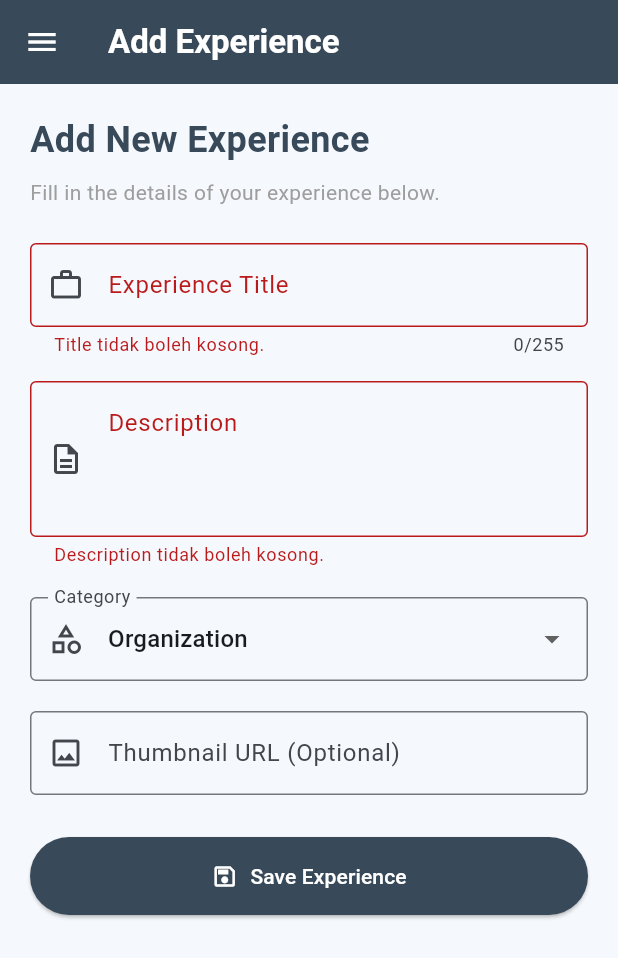
After one commit to RaffaZia/myportofolio_mobile, a Flutter app: the ExperienceFormPage screen opened directly, after a tap on "Save Experience", on a phone screen of 412 x 824 dp. The commit adds this screen. Shown: the top 958 px of the screen. Run offline on Flutter 3.47's test engine with Material 3 defaults, Android fonts, the phone set to English and light mode, and no system bars.

Commit message:
feat: complete experience form for IA8

```diff
--- /dev/null
+++ b/lib/screens/experience_form.dart
@@ -0,0 +1,267 @@
+import 'package:flutter/material.dart';
+import 'package:myportofolio_mobile/widgets/left_drawer.dart';
+
+class ExperienceFormPage extends StatefulWidget {
+  const ExperienceFormPage({super.key});
+
+  @override
+  State<ExperienceFormPage> createState() => _ExperienceFormPageState();
+}
+
+class _ExperienceFormPageState extends State<ExperienceFormPage> {
+  final _formKey = GlobalKey<FormState>();
+
+  String _title = '';
+  String _description = '';
+  String _category = 'organization';
+  String _thumbnail = '';
+
+  final List<Map<String, String>> _categories = [
+    {'value': 'organization', 'label': 'Organization'},
+    {'value': 'committee', 'label': 'Committee'},
+    {'value': 'volunteer', 'label': 'Volunteer'},
+    {'value': 'training', 'label': 'Training & Workshop'},
+    {'value': 'internship', 'label': 'Internship'},
+  ];
+
+  String? _validateThumbnail(String? value) {
+    if (value == null || value.trim().isEmpty) {
+      return null;
+    }
+
+    final uri = Uri.tryParse(value.trim());
+
+    if (uri == null ||
+        !uri.hasScheme ||
+        !['http', 'https'].contains(uri.scheme.toLowerCase()) ||
+        uri.host.isEmpty) {
+      return 'Masukkan URL HTTP/HTTPS yang valid.';
+    }
+
+    return null;
+  }
+
+  void _showSummaryDialog() {
+    final selectedCategory = _categories.firstWhere(
+      (category) => category['value'] == _category,
+    );
+
+    showDialog(
+      context: context,
+      builder: (context) {
+        return AlertDialog(
+          title: const Text('Experience Berhasil Disimpan!'),
+          content: SingleChildScrollView(
+            child: Column(
+              crossAxisAlignment: CrossAxisAlignment.start,
+              mainAxisSize: MainAxisSize.min,
+              children: [
+                const Text('Berikut ringkasan data yang kamu masukkan:'),
+                const SizedBox(height: 16),
+                _buildSummaryItem('Title', _title),
+                _buildSummaryItem('Description', _description),
+                _buildSummaryItem('Category', selectedCategory['label']!),
+                _buildSummaryItem(
+                  'Thumbnail',
+                  _thumbnail.isEmpty ? 'Tidak ada' : _thumbnail,
+                ),
+              ],
+            ),
+          ),
+          actions: [
+            TextButton(
+              onPressed: () {
+                // Tutup dialog
+                Navigator.pop(context);
+
+                // Reset seluruh field pada form
+                _formKey.currentState!.reset();
+
+                // Reset variabel ke nilai awal
+                setState(() {
+                  _title = '';
+                  _description = '';
+                  _category = 'organization';
+                  _thumbnail = '';
+                });
+              },
+              child: const Text('OK'),
+            ),
+          ],
+        );
+      },
+    );
+  }
+
+  Widget _buildSummaryItem(String label, String value) {
+    return Padding(
+      padding: const EdgeInsets.only(bottom: 12),
+      child: Column(
+        crossAxisAlignment: CrossAxisAlignment.start,
+        children: [
+          Text(label, style: const TextStyle(fontWeight: FontWeight.bold)),
+          const SizedBox(height: 4),
+          Text(value),
+        ],
+      ),
+    );
+  }
+
+  @override
+  Widget build(BuildContext context) {
+    const navy = Color(0xFF384959);
+
+    return Scaffold(
+      appBar: AppBar(
+        title: const Text(
+          'Add Experience',
+          style: TextStyle(fontWeight: FontWeight.bold, color: Colors.white),
+        ),
+        backgroundColor: navy,
+        foregroundColor: Colors.white,
+      ),
+      drawer: const LeftDrawer(),
+      body: Form(
+        key: _formKey,
+        child: SingleChildScrollView(
+          padding: const EdgeInsets.all(20),
+          child: Column(
+            crossAxisAlignment: CrossAxisAlignment.start,
+            children: [
+              const Text(
+                'Add New Experience',
+                style: TextStyle(
+                  fontSize: 24,
+                  fontWeight: FontWeight.bold,
+                  color: navy,
+                ),
+              ),
+              const SizedBox(height: 8),
+              const Text(
+                'Fill in the details of your experience below.',
+                style: TextStyle(fontSize: 14, color: Colors.grey),
+              ),
+              const SizedBox(height: 24),
+
+              // Title
+              TextFormField(
+                decoration: const InputDecoration(
+                  labelText: 'Experience Title',
+                  hintText: 'e.g. BEM Fasilkom UI',
+                  border: OutlineInputBorder(),
+                  prefixIcon: Icon(Icons.work_outline),
+                ),
+                maxLength: 255,
+                validator: (value) {
+                  if (value == null || value.trim().isEmpty) {
+                    return 'Title tidak boleh kosong.';
+                  }
+
+                  if (value.trim().length > 255) {
+                    return 'Title maksimal 255 karakter.';
+                  }
+
+                  return null;
+                },
+                onChanged: (value) {
+                  _title = value.trim();
+                },
+              ),
+              const SizedBox(height: 16),
+
+              // Description
+              TextFormField(
+                decoration: const InputDecoration(
+                  labelText: 'Description',
+                  hintText: 'Describe your experience...',
+                  border: OutlineInputBorder(),
+                  alignLabelWithHint: true,
+                  prefixIcon: Icon(Icons.description_outlined),
+                ),
+                minLines: 3,
+                maxLines: 5,
+                validator: (value) {
+                  if (value == null || value.trim().isEmpty) {
+                    return 'Description tidak boleh kosong.';
+                  }
+
+                  return null;
+                },
+                onChanged: (value) {
+                  _description = value.trim();
+                },
+              ),
+              const SizedBox(height: 20),
+
+              // Category
+              DropdownButtonFormField<String>(
+                value: _category,
+                decoration: const InputDecoration(
+                  labelText: 'Category',
+                  border: OutlineInputBorder(),
+                  prefixIcon: Icon(Icons.category_outlined),
+                ),
+                items: _categories.map((category) {
+                  return DropdownMenuItem<String>(
+                    value: category['value'],
+                    child: Text(category['label']!),
+                  );
+                }).toList(),
+                onChanged: (value) {
+                  if (value != null) {
+                    setState(() {
+                      _category = value;
+                    });
+                  }
+                },
+                validator: (value) {
+                  if (value == null || value.isEmpty) {
+                    return 'Silakan pilih kategori.';
+                  }
+
+                  return null;
+                },
+              ),
+              const SizedBox(height: 20),
+
+              // Thumbnail
+              TextFormField(
+                decoration: const InputDecoration(
+                  labelText: 'Thumbnail URL (Optional)',
+                  hintText: 'https://example.com/image.jpg',
+                  border: OutlineInputBorder(),
+                  prefixIcon: Icon(Icons.image_outlined),
+                ),
+                keyboardType: TextInputType.url,
+                validator: _validateThumbnail,
+                onChanged: (value) {
+                  _thumbnail = value.trim();
+                },
+              ),
+              const SizedBox(height: 28),
+
+              // Submit Button
+              SizedBox(
+                width: double.infinity,
+                child: ElevatedButton.icon(
+                  onPressed: () {
+                    if (_formKey.currentState!.validate()) {
+                      _showSummaryDialog();
+                    }
+                  },
+                  icon: const Icon(Icons.save_outlined),
+                  label: const Text('Save Experience'),
+                  style: ElevatedButton.styleFrom(
+                    backgroundColor: navy,
+                    foregroundColor: Colors.white,
+                    padding: const EdgeInsets.symmetric(vertical: 16),
+                  ),
+                ),
+              ),
+            ],
+          ),
+        ),
+      ),
+    );
+  }
+}
--- a/lib/screens/menu.dart
+++ b/lib/screens/menu.dart
@@ -18,6 +18,7 @@ class MyHomePage extends StatelessWidget {
       Icons.add_circle_outline,
       const Color(0xFF269B72),
     ),
+    ItemHomepage("Add Experience", Icons.work_outline, const Color(0xFF3979B9)),
     ItemHomepage("Logout", Icons.logout, const Color(0xFFD85B55)),
   ];
 
--- a/lib/widgets/left_drawer.dart
+++ b/lib/widgets/left_drawer.dart
@@ -1,6 +1,7 @@
 import 'package:flutter/material.dart';
 import 'package:myportofolio_mobile/screens/menu.dart';
 import 'package:myportofolio_mobile/screens/project_form.dart';
+import 'package:myportofolio_mobile/screens/experience_form.dart';
 
 class LeftDrawer extends StatelessWidget {
   const LeftDrawer({super.key});
@@ -58,6 +59,20 @@ class LeftDrawer extends StatelessWidget {
               );
             },
           ),
+
+          // Add Experience Navigation
+          ListTile(
+            leading: const Icon(Icons.work_outline),
+            title: const Text('Add Experience'),
+            onTap: () {
+              Navigator.pushReplacement(
+                context,
+                MaterialPageRoute(
+                  builder: (context) => const ExperienceFormPage(),
+                ),
+              );
+            },
+          ),
         ],
       ),
     );
--- a/lib/widgets/project_card.dart
+++ b/lib/widgets/project_card.dart
@@ -1,6 +1,7 @@
 import 'package:flutter/material.dart';
 import 'package:myportofolio_mobile/screens/menu.dart';
 import 'package:myportofolio_mobile/screens/project_form.dart';
+import 'package:myportofolio_mobile/screens/experience_form.dart';
 
 class ItemCard extends StatelessWidget {
   final ItemHomepage item;
@@ -29,10 +30,19 @@ class ItemCard extends StatelessWidget {
               ),
             );
 
-          if (item.name == "Add Portfolio Item") {
+          if (item.name == "Add Portofolio Item") {
             Navigator.push(
               context,
               MaterialPageRoute(builder: (context) => const ProjectFormPage()),
+            );
+          }
+
+          if (item.name == "Add Experience") {
+            Navigator.push(
+              context,
+              MaterialPageRoute(
+                builder: (context) => const ExperienceFormPage(),
+              ),
             );
           }
         },
@@ -61,10 +71,12 @@ class ItemCard extends StatelessWidget {
                     ),
                     const SizedBox(height: 3),
                     Text(
-                      item.name == "View Portfolio"
+                      item.name == "View Portofolio"
                           ? "Explore records & achievements"
-                          : item.name == "Add Portfolio Item"
-                          ? "Create a new portfolio item"
+                          : item.name == "Add Portofolio Item"
+                          ? "Create a new portofolio item"
+                          : item.name == "Add Experience"
+                          ? "Add a new experience to yout portofolio"
                           : "End current mobile session",
                       style: const TextStyle(color: Colors.white, fontSize: 11),
                       maxLines: 1,
```
Also changed, not shown: 1 other file.
